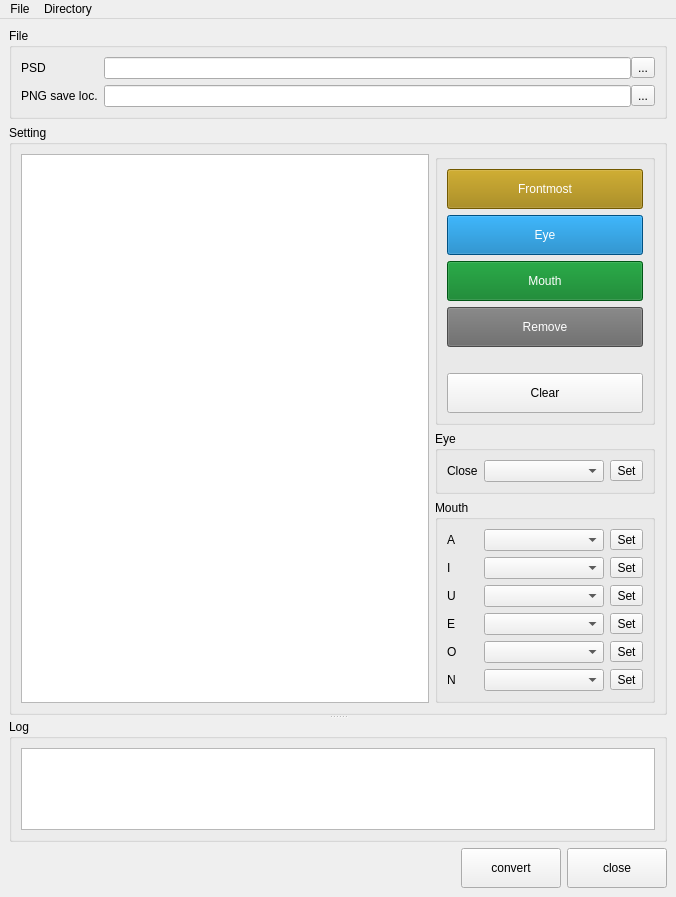
First picture: the form in app/fusion/python/rs_fusion/tool/psd2tatie/psd2tatie.ui, repository nakano000/Resolve_Script, before the edit.
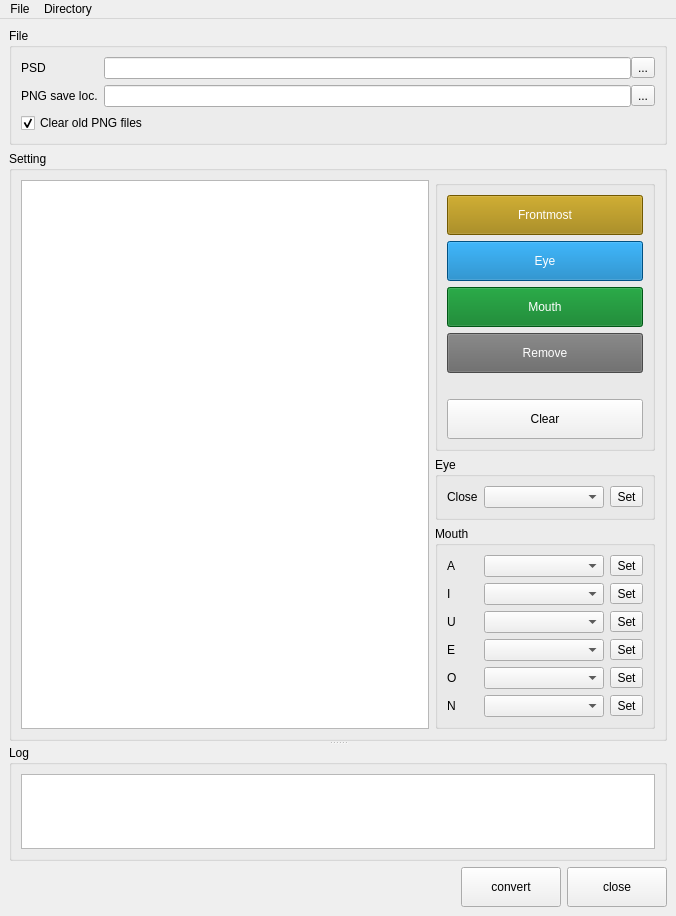
Second picture: the form after the edit. Custom widgets are drawn as their Qt base class.

Commit message: 古いpngの削除機能

Patch:
```diff
--- a/app/fusion/python/rs_fusion/tool/psd2tatie/psd2tatie.ui
+++ b/app/fusion/python/rs_fusion/tool/psd2tatie/psd2tatie.ui
@@ -7,7 +7,7 @@
     <x>0</x>
     <y>0</y>
     <width>676</width>
-    <height>897</height>
+    <height>916</height>
    </rect>
   </property>
   <property name="windowTitle">
@@ -79,6 +79,16 @@
          </item>
         </layout>
        </item>
+       <item>
+        <widget class="QCheckBox" name="clearPngCheckBox">
+         <property name="text">
+          <string>Clear old PNG files</string>
+         </property>
+         <property name="checked">
+          <bool>true</bool>
+         </property>
+        </widget>
+       </item>
       </layout>
      </widget>
     </item>
```
The commit also changes 2 other files.
